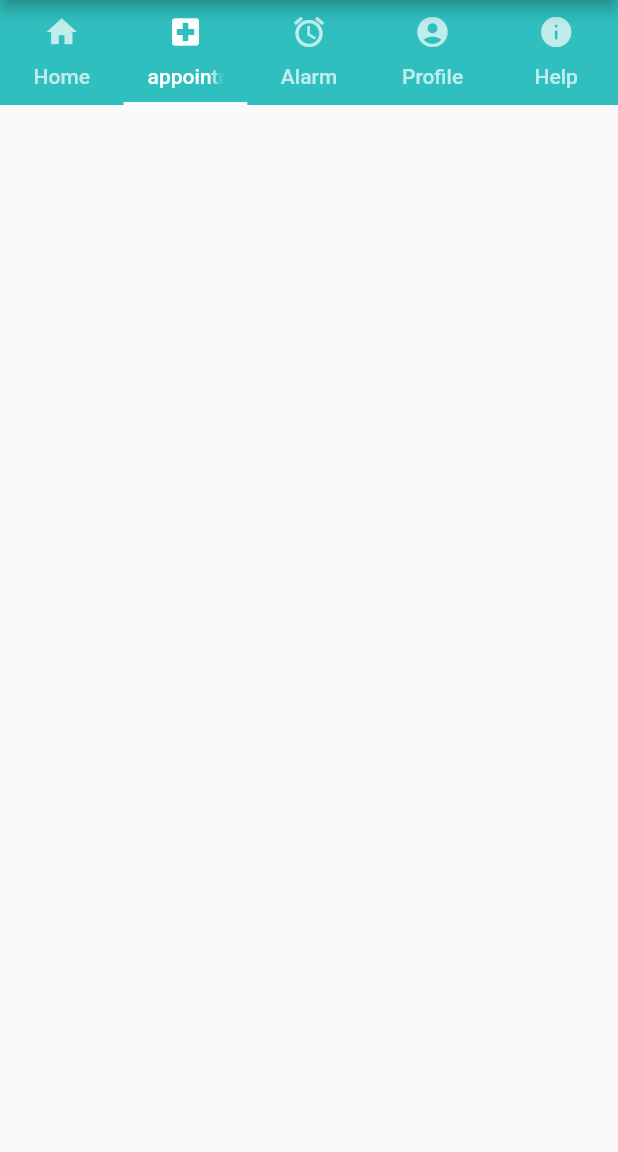
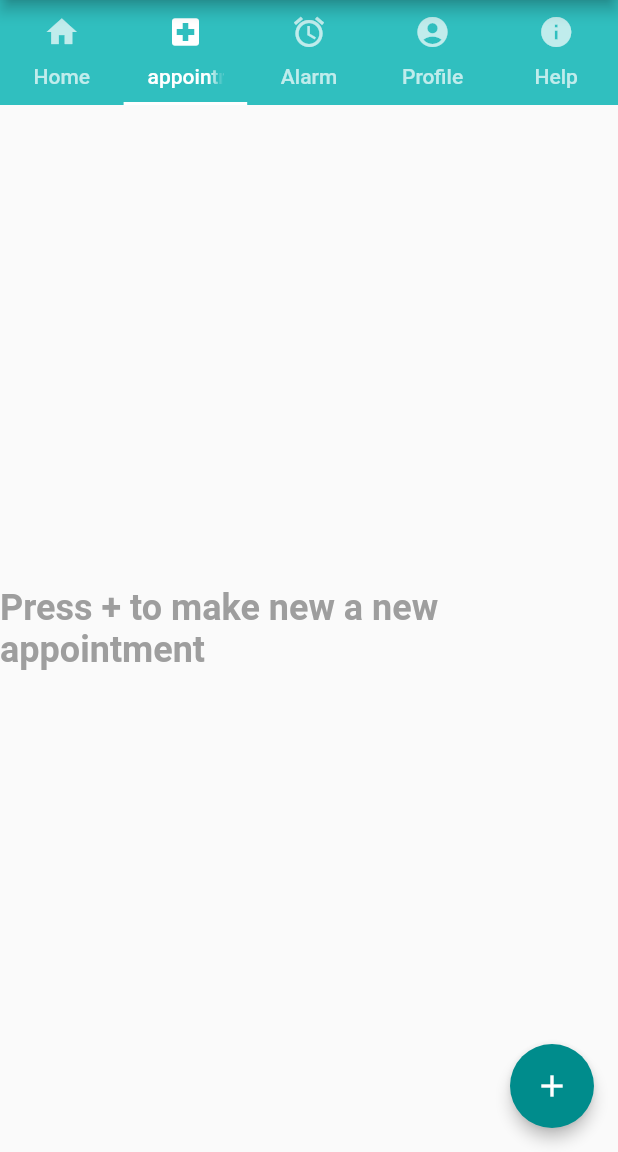
Before and after one commit to the-three-musketeerz/halemate-flutter, a Flutter app: the screen it shows after launch, tab 2 chosen, on a phone screen of 412 x 824 dp, the part 84-1236 px from its top. Run offline on Flutter 3.47's test engine with Material 2 defaults, Android fonts, the phone set to English and light mode, and no system bars; our stand-ins replace dropdown_formfield, flutter_local_notifications, geolocator, rxdart, shared_preferences; network calls fail.

Commit message:
feat: Completed appointment screen

```diff
--- a/lib/Services/Authenticate/authProvider.dart
+++ b/lib/Services/Authenticate/authProvider.dart
@@ -1,7 +1,7 @@
 import 'dart:convert';
 
 import 'package:flutter/material.dart';
-import 'package:hale_mate/constanst.dart';
+import 'package:hale_mate/constants.dart';
 import 'package:hale_mate/views/Authenticate/widgets/AuthStatus.dart';
 import 'package:http/http.dart' as http;
 import 'package:shared_preferences/shared_preferences.dart';
--- a/lib/constanst.dart
+++ b/lib/constants.dart
@@ -5,7 +5,7 @@ const colorDark = const Color(0xff008c8c);
 
 //API endpoints
 
-const String baseAPI = 'http://10.0.2.2:8000/halemate';
+const String baseAPI = "http://halemate-backend.southeastasia.cloudapp.azure.com:8000/halemate";
 
 const String loginAPI = '$baseAPI/login/';
 const String signupAPI = '$baseAPI/signup/';
@@ -15,3 +15,4 @@ const String otpVerifyAPI = '$baseAPI/otp_verify/';
 const String otpRefreshAPI = '$baseAPI/otp_refresh/';
 const String logoutAPI = '$baseAPI/logout/';
 const String appointmentAPI = '$baseAPI/appointment/';
+const String hospitalAPI = '$baseAPI/hospital/';
--- a/lib/main.dart
+++ b/lib/main.dart
@@ -4,7 +4,7 @@ import 'package:hale_mate/Services/Authenticate/authProvider.dart';
 import 'package:hale_mate/views/Authenticate/login.dart';
 import 'package:hale_mate/views/alarm/alarm.dart';
 import 'package:hale_mate/Services/Alarm/globalBloc.dart';
-import 'package:hale_mate/views/appointment.dart';
+import 'package:hale_mate/views/Appointment/appointment.dart';
 import 'package:hale_mate/views/help.dart';
 import 'package:hale_mate/views/home.dart';
 import 'package:hale_mate/utlis/router.dart';
--- a/lib/models/appointment/Appointment.dart
+++ b/lib/models/appointment/Appointment.dart
@@ -16,7 +16,7 @@ class Appointment {
   String doctorName;
   String reason;
   String status;
-  DateTime appointmentTime;
+  dynamic appointmentTime;
   DateTime appointmentMadeTime;
 
   Appointment(
@@ -45,7 +45,7 @@ class Appointment {
     doctorName: json['doctor']['name'],
     reason: json['reason'],
     status: json['status'],
-    appointmentTime: (json['appointment_time'] == '')? DateTime.parse(json['appointment_time']) : null,
+    appointmentTime: (json['appointment_time'] != null)? DateTime.parse(json['appointment_time']) : '',
     appointmentMadeTime: DateTime.parse(json['appointment_made_time']),
   );
 
--- /dev/null
+++ b/lib/models/appointment/Doctor.dart
@@ -0,0 +1,30 @@
+import 'dart:convert';
+
+List<Doctor> doctorFromJson(String str) => new List<Doctor>.from(
+    json.decode(str).map((x) => Doctor.fromJson(x)));
+
+class Doctor{
+  int id;
+  String name;
+  String specialization;
+  dynamic timeStart;
+  dynamic timeEnd;
+
+  Doctor(
+  {
+    this.id,
+    this.name,
+    this.specialization,
+    this.timeStart,
+    this.timeEnd,
+  }
+      );
+
+  factory Doctor.fromJson(Map<String, dynamic> json) => new Doctor(
+    id: json['id'],
+    name: json['name'],
+    specialization: json['specialization'],
+    timeStart: (json['timeStart'] != null)? DateTime.parse(json['timeStart']): '',
+    timeEnd: (json['timeEnd'] != null)? DateTime.parse(json['timeEnd']): '',
+  );
+}
--- /dev/null
+++ b/lib/models/appointment/Hospital.dart
@@ -0,0 +1,27 @@
+import 'dart:convert';
+
+List<Hospital> hospitalFromJson(String str) => new List<Hospital>.from(
+    json.decode(str).map((x) => Hospital.fromJson(x)));
+
+class Hospital{
+  int id;
+  String name;
+  String email;
+  String phoneNumber;
+
+  Hospital(
+    {
+      this.id,
+      this.name,
+      this.email,
+      this.phoneNumber
+    });
+
+  factory Hospital.fromJson(Map<String, dynamic> json) => new Hospital(
+    id:json['id'],
+    name: json['name'],
+    email: json['email'],
+    phoneNumber: json['phoneNumber'],
+  );
+
+}
--- a/lib/utlis/router.dart
+++ b/lib/utlis/router.dart
@@ -3,7 +3,8 @@ import 'package:hale_mate/Services/alertService.dart';
 import 'package:hale_mate/views//Authenticate/login.dart';
 import 'package:hale_mate/views/Authenticate/passwordReset.dart';
 import 'package:hale_mate/views/Authenticate/signup.dart';
-import 'package:hale_mate/views/appointment.dart';
+import 'package:hale_mate/views/Appointment/appointment.dart';
+import 'package:hale_mate/views/Appointment/createAppointment.dart';
 import 'package:hale_mate/views/help.dart';
 import 'package:hale_mate/views/home.dart';
 
@@ -25,6 +26,8 @@ class Router {
         return MaterialPageRoute(builder: (_) => HelpListView());
       case Appointments.id:
         return MaterialPageRoute(builder: (_) => AppointmentWidget());
+      case CreateAppointmentWidget.id:
+        return MaterialPageRoute(builder: (_) => CreateAppointmentWidget());
       default:
         return MaterialPageRoute(
           builder: (_) => Scaffold(
--- a/lib/views/appointment.dart
+++ b/lib/views/Appointment/appointment.dart
@@ -1,11 +1,14 @@
 import 'package:flutter/material.dart';
 import 'package:flutter/painting.dart';
+import 'package:hale_mate/utlis/validator.dart';
 import 'package:provider/provider.dart';
 import 'package:intl/intl.dart';
+import 'package:hale_mate/constants.dart';
 
 import 'package:hale_mate/models/appointment/Appointment.dart';
 import 'package:hale_mate/Services/Authenticate/authProvider.dart';
 import 'package:hale_mate/Services/Appointment/appointmentProvider.dart';
+import 'package:hale_mate/views/Appointment/createAppointment.dart';
 
 class AppointmentWidget extends StatelessWidget{
   @override
@@ -26,24 +29,35 @@ class Appointments extends StatefulWidget{
 
 class AppointmentsState extends State<Appointments>{
   bool loading = false;
-  String activeTab = 'open';
 
   @override
   Widget build(BuildContext context) {
 
     final appointments = Provider.of<AppointmentProvider>(context).appointments;
 
-    return appointmentList(context, appointments);
+    return Scaffold(
+      body: appointmentList(context, appointments),
+      floatingActionButton: FloatingActionButton(
+        elevation: 4,
+        backgroundColor: colorDark,
+        child: Icon(Icons.add),
+        onPressed:(){
+          Navigator.pushNamed(context, CreateAppointmentWidget.id);
+        },
+      ),
+    );
   }
 }
 
 
 Widget appointmentList(BuildContext context, List<Appointment> appointments){
   DateFormat dateFormat = DateFormat("HH:mm:ss dd-MM-yyyy ");
-  return ListView.builder(
+  return (appointments.length != 0)?
+    ListView.builder(
       itemBuilder: (BuildContext context, int index){
         final appointment = appointments[index];
         return Container(
+          color: Color(0xFFF6F8FC),
           //height: 200,
           child: Card(
             //semanticContainer: true,
@@ -98,7 +112,7 @@ Widget appointmentList(BuildContext context, List<Appointment> appointments){
                   ),
                   ListTile(
                     //leading: Icon(Icons.person),
-                    title: Text('Appointment time: '+((appointment.appointmentTime == null)?'':dateFormat.format(appointment.appointmentTime)), style: TextStyle(fontSize: 15),),
+                    title: Text('Appointment time: '+((appointment.appointmentTime == '')?'':dateFormat.format(appointment.appointmentTime)), style: TextStyle(fontSize: 15),),
                   ),
                 ],
               )
@@ -109,5 +123,16 @@ Widget appointmentList(BuildContext context, List<Appointment> appointments){
         );
       },
       itemCount: appointments.length
+  )
+  : Center(
+    child: Text(
+      'Press + to make new a new appointment',
+          style: TextStyle(
+              fontSize: 24,
+              color: Colors.grey,
+              fontWeight: FontWeight.bold
+          ),
+    ),
   );
+
 }
--- a/lib/views/Authenticate/login.dart
+++ b/lib/views/Authenticate/login.dart
@@ -1,7 +1,7 @@
 import 'package:flutter/gestures.dart';
 import 'package:flutter/material.dart';
 import 'package:hale_mate/Services/Authenticate/authProvider.dart';
-import 'package:hale_mate/constanst.dart';
+import 'package:hale_mate/constants.dart';
 import 'package:hale_mate/utlis/validator.dart';
 import 'package:hale_mate/views/Authenticate/passwordReset.dart';
 import 'package:hale_mate/views/Authenticate/signup.dart';
--- a/lib/views/Authenticate/widgets/AuthStyles.dart
+++ b/lib/views/Authenticate/widgets/AuthStyles.dart
@@ -1,5 +1,5 @@
 import 'package:flutter/material.dart';
-import 'package:hale_mate/constanst.dart';
+import 'package:hale_mate/constants.dart';
 
 class AuthStyles {
   static TextStyle defaultStyle = TextStyle(
--- a/lib/views/alarm/alarm.dart
+++ b/lib/views/alarm/alarm.dart
@@ -4,7 +4,7 @@ import 'package:hale_mate/models/reminder/medicine.dart';
 import 'package:hale_mate/views/alarm/alarmDetails.dart';
 import 'package:hale_mate/views/alarm/createAlarm.dart';
 import 'package:provider/provider.dart';
-import 'package:hale_mate/constanst.dart';
+import 'package:hale_mate/constants.dart';
 
 
 class AlarmHomeScreen extends StatefulWidget {
--- a/lib/views/alarm/alarmDetails.dart
+++ b/lib/views/alarm/alarmDetails.dart
@@ -3,7 +3,7 @@ import 'package:flutter/widgets.dart';
 import 'package:hale_mate/models/reminder/medicine.dart';
 import 'package:provider/provider.dart';
 import 'package:hale_mate/Services/Alarm/globalBloc.dart';
-import 'package:hale_mate/constanst.dart';
+import 'package:hale_mate/constants.dart';
 
 class MedicineDetails extends StatelessWidget {
   final Medicine medicine;
--- a/lib/views/alarm/createAlarm.dart
+++ b/lib/views/alarm/createAlarm.dart
@@ -1,6 +1,6 @@
 import 'dart:math';
 import 'package:flutter/material.dart';
-import 'package:hale_mate/constanst.dart';
+import 'package:hale_mate/constants.dart';
 import 'package:hale_mate/models/reminder/medicine.dart';
 import 'package:hale_mate/Services/Alarm/globalBloc.dart';
 import 'package:hale_mate/models/reminder/Enum.dart';
--- a/pubspec.yaml
+++ b/pubspec.yaml
@@ -32,6 +32,7 @@ dependencies:
   http: ^0.12.0
   geolocator: ^5.3.0
   intl: ^0.16.1
+  dropdown_formfield: ^0.1.2
 
 
   # The following adds the Cupertino Icons font to your application.
```
Also changed, not shown: lib/Services/Appointment/appointmentApiService.dart (+48 -1 lines), lib/Services/Appointment/appointmentProvider.dart (+64 -1 lines), lib/views/Appointment/createAppointment.dart (added, +150 -0 lines), pubspec.lock.
